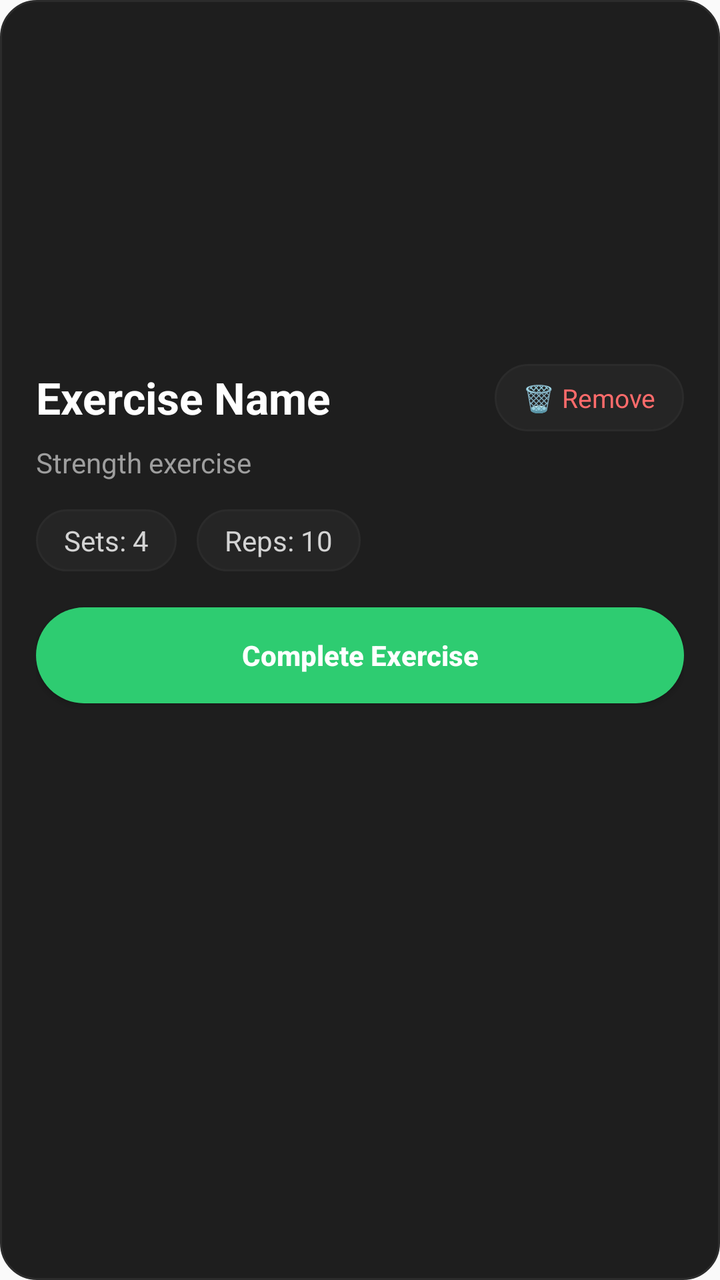
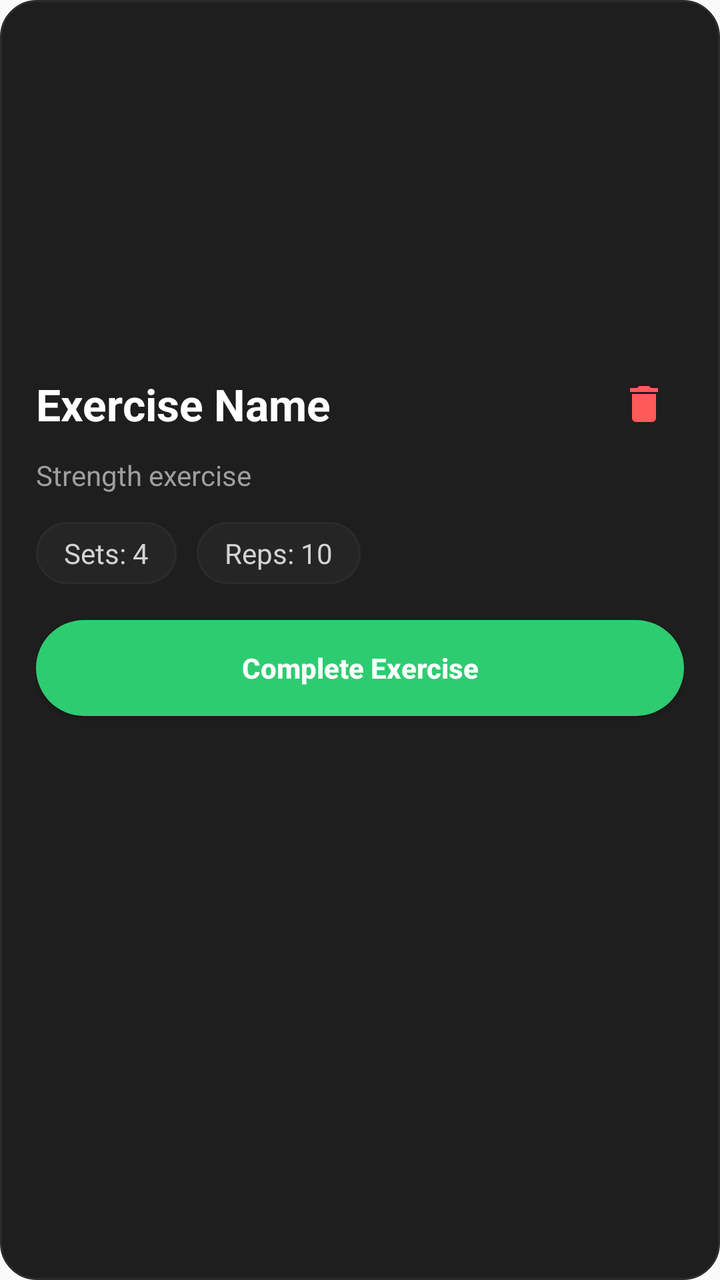

Before-and-after screenshots of an Android layout around one commit, followed by the original layout XML and the change that was made.
<!-- AndroidManifest.xml: application theme Theme.GymFlow -->
<!-- res/layout/item_exercise.xml -->
<?xml version="1.0" encoding="utf-8"?>
<LinearLayout xmlns:android="http://schemas.android.com/apk/res/android"
    android:id="@+id/cardContainer"
    android:layout_width="match_parent"
    android:layout_height="wrap_content"
    android:layout_marginBottom="16dp"
    android:background="@drawable/exercise_card_default"
    android:orientation="vertical"
    android:padding="18dp">

    
    <ImageView
        android:id="@+id/imgExercise"
        android:layout_width="match_parent"
        android:layout_height="150dp"
        android:layout_marginBottom="14dp"
        android:scaleType="centerCrop"
        android:contentDescription="Exercise demonstration" />

    
    <LinearLayout
        android:layout_width="match_parent"
        android:layout_height="wrap_content"
        android:gravity="center_vertical"
        android:orientation="horizontal">

        <TextView
            android:id="@+id/tvExerciseName"
            android:layout_width="0dp"
            android:layout_height="wrap_content"
            android:layout_weight="1"
            android:text="Exercise Name"
            android:textColor="#FFFFFF"
            android:textSize="22sp"
            android:textStyle="bold" />

        <TextView
            android:id="@+id/btnDeleteExercise"
            android:layout_width="wrap_content"
            android:layout_height="wrap_content"
            android:background="@drawable/chip_bg"
            android:paddingStart="14dp"
            android:paddingEnd="14dp"
            android:paddingTop="8dp"
            android:paddingBottom="8dp"
            android:text="🗑 Remove"
            android:textColor="#FF6B6B"
            android:textSize="13sp" />
    </LinearLayout>

    <TextView
        android:id="@+id/tvExerciseSubtitle"
        android:layout_width="wrap_content"
        android:layout_height="wrap_content"
        android:layout_marginTop="6dp"
        android:text="Strength exercise"
        android:textColor="#9E9E9E"
        android:textSize="14sp" />

    
    <LinearLayout
        android:layout_width="match_parent"
        android:layout_height="wrap_content"
        android:layout_marginTop="14dp"
        android:orientation="horizontal">

        <TextView
            android:id="@+id/tvExerciseSets"
            android:layout_width="wrap_content"
            android:layout_height="wrap_content"
            android:background="@drawable/chip_bg"
            android:paddingStart="14dp"
            android:paddingEnd="14dp"
            android:paddingTop="6dp"
            android:paddingBottom="6dp"
            android:text="Sets: 4"
            android:textColor="#D3D3D3"
            android:textSize="14sp" />

        <TextView
            android:id="@+id/tvExerciseReps"
            android:layout_width="wrap_content"
            android:layout_height="wrap_content"
            android:layout_marginStart="10dp"
            android:background="@drawable/chip_bg"
            android:paddingStart="14dp"
            android:paddingEnd="14dp"
            android:paddingTop="6dp"
            android:paddingBottom="6dp"
            android:text="Reps: 10"
            android:textColor="#D3D3D3"
            android:textSize="14sp" />
    </LinearLayout>

    <Button
        android:id="@+id/btnCompleteExercise"
        android:layout_width="match_parent"
        android:layout_height="48dp"
        android:layout_marginTop="18dp"
        android:background="@drawable/exercise_button_active"
        android:text="Complete Exercise"
        android:textAllCaps="false"
        android:textColor="#FFFFFF"
        android:textStyle="bold"/>
</LinearLayout>
<!-- resources referenced by this layout -->
<resources>
  <!-- drawable chip_bg (drawable) -->
  <?xml version="1.0" encoding="utf-8"?>
  <shape xmlns:android="http://schemas.android.com/apk/res/android">
      <solid android:color="#252525" />
      <corners android:radius="50dp" />
      <stroke
          android:width="1dp"
          android:color="@color/surface_stroke" />
  </shape>
  <!-- drawable exercise_button_active (drawable) -->
  <?xml version="1.0" encoding="utf-8"?>
  <shape xmlns:android="http://schemas.android.com/apk/res/android">
      <solid android:color="#2ECC71"/>
      <corners android:radius="50dp"/>
  </shape>
  <!-- drawable exercise_card_default (drawable) -->
  <?xml version="1.0" encoding="utf-8"?>
  <shape xmlns:android="http://schemas.android.com/apk/res/android">
      <solid android:color="#1E1E1E" />
      <corners android:radius="18dp" />
      <stroke
          android:width="1dp"
          android:color="#2C2C2C" />
  </shape>
  <style name="Theme.GymFlow" parent="Theme.AppCompat.DayNight.NoActionBar">
          <item name="android:statusBarColor">@android:color/transparent</item>
      </style>
  <color name="surface_stroke">#2B2B2B</color>
</resources>

<!-- the commit's change to res/layout/item_exercise.xml (unified diff, before → after) -->
@@ -34,18 +34,14 @@
             android:textSize="22sp"
             android:textStyle="bold" />
 
-        <TextView
+        <ImageView
             android:id="@+id/btnDeleteExercise"
-            android:layout_width="wrap_content"
-            android:layout_height="wrap_content"
-            android:background="@drawable/chip_bg"
-            android:paddingStart="14dp"
-            android:paddingEnd="14dp"
-            android:paddingTop="8dp"
-            android:paddingBottom="8dp"
-            android:text="🗑 Remove"
-            android:textColor="#FF6B6B"
-            android:textSize="13sp" />
+            android:layout_width="40dp"
+            android:layout_height="40dp"
+            android:background="?attr/selectableItemBackgroundBorderless"
+            android:contentDescription="Remove exercise"
+            android:padding="8dp"
+            android:src="@drawable/ic_delete" />
     </LinearLayout>
 
     <TextView
<!-- resource entries referenced after the edit -->
@@ -24,6 +24,17 @@
           android:width="1dp"
           android:color="#2C2C2C" />
   </shape>
+  <!-- drawable ic_delete (drawable) -->
+  <vector xmlns:android="http://schemas.android.com/apk/res/android"
+      android:width="24dp"
+      android:height="24dp"
+      android:viewportWidth="24"
+      android:viewportHeight="24"
+      android:tint="#FF5A5A">
+      <path
+          android:fillColor="#FFFFFF"
+          android:pathData="M6,19c0,1.1 0.9,2 2,2h8c1.1,0 2,-0.9 2,-2V7H6V19zM19,4h-3.5l-1,-1h-5l-1,1H5v2h14V4z" />
+  </vector>
   <style name="Theme.GymFlow" parent="Theme.AppCompat.DayNight.NoActionBar">
           <item name="android:statusBarColor">@android:color/transparent</item>
       </style>
